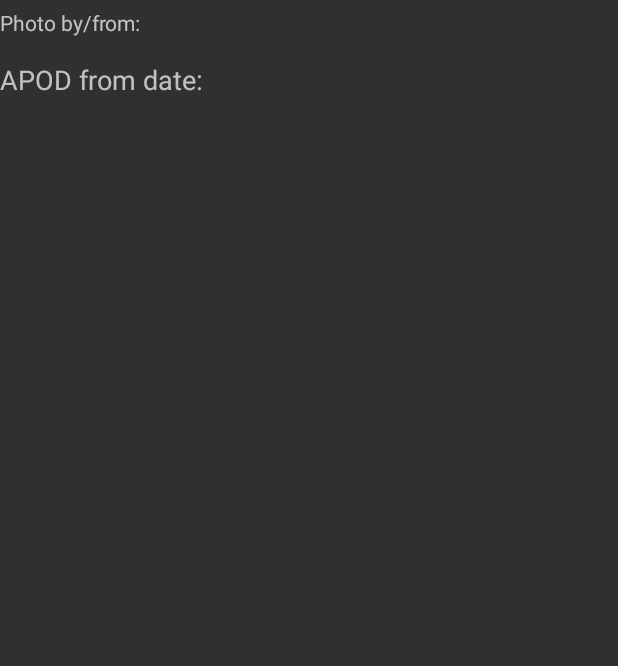
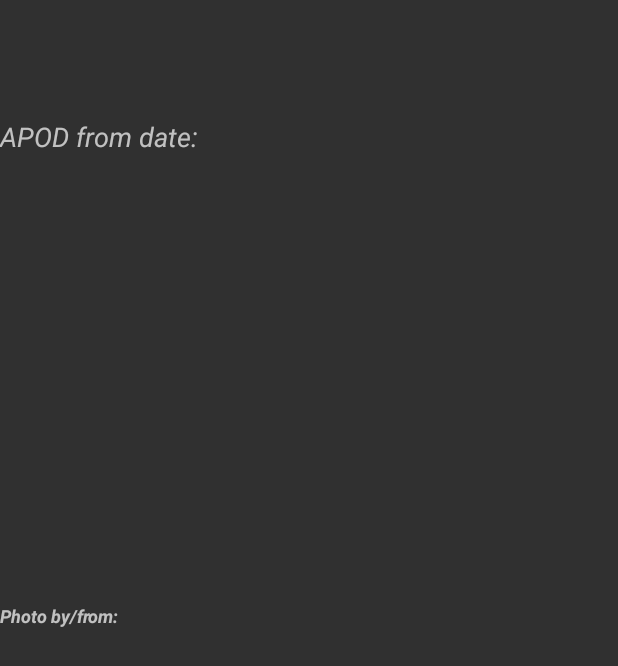
Before and after one commit to arnaugonzalez/learning-Android-1-spa, an Android app: the layout layout_apod.xml on its own in the app's theme, with its tools: preview values and no code run, on a phone screen of 412 x 824 dp. Shown: the top 666 px of the screen. Run offline under Robolectric (Android 15) with nearby library versions, the phone set to English and light mode, and no system bars.

Commit message:
5th commit. APOD AlertDialog working as desired, customizing its layout. Other.

```diff
--- a/app/src/main/java/arnau/test1/DatePickerFragment.java
+++ b/app/src/main/java/arnau/test1/DatePickerFragment.java
@@ -22,7 +22,9 @@ public class DatePickerFragment extends DialogFragment
         int year = c.get(Calendar.YEAR);
         int month = c.get(Calendar.MONTH);
         int day = c.get(Calendar.DAY_OF_MONTH);
-        return new DatePickerDialog(getActivity(), this, year, month, day);
+        DatePickerDialog datePickerDialog = new DatePickerDialog(getActivity(), this, year, month, day);
+        datePickerDialog.setTitle(R.string.dateDialogT);
+        return datePickerDialog;
     }
 
     public interface DatePickerFragmentListener {
--- a/app/src/main/java/arnau/test1/MainActivity.java
+++ b/app/src/main/java/arnau/test1/MainActivity.java
@@ -70,12 +70,6 @@ public class MainActivity extends AppCompatActivity implements View.OnClickListe
         resetB = findViewById(R.id.startB);
         saveB = findViewById(R.id.saveB);
         savedT = findViewById(R.id.savedT);
-        mainViewAPOD =  this.getLayoutInflater().inflate(R.layout.layout_apod, null);
-        titleApodT = mainViewAPOD.findViewById(R.id.title_APOD);
-        dateApodT = mainViewAPOD.findViewById(R.id.date_APOD);
-        explanationApodT = mainViewAPOD.findViewById(R.id.explanation_APOD);
-        copyrightApodT = mainViewAPOD.findViewById(R.id.copyright_APOD);
-        urlApodIV = mainViewAPOD.findViewById(R.id.url_APOD);
         builder = new AlertDialog.Builder(MainActivity.this);
         toolbar = findViewById(R.id.toolbar1);
         toolbar.inflateMenu(R.menu.toolbar_menu);
@@ -91,6 +85,12 @@ public class MainActivity extends AppCompatActivity implements View.OnClickListe
                         return true;
                     case R.id.apodData_bar:
                         renewAPOD();
+                        mainViewAPOD =  getLayoutInflater().inflate(R.layout.layout_apod, null);
+                        titleApodT = mainViewAPOD.findViewById(R.id.title_APOD);
+                        dateApodT = mainViewAPOD.findViewById(R.id.date_APOD);
+                        explanationApodT = mainViewAPOD.findViewById(R.id.explanation_APOD);
+                        copyrightApodT = mainViewAPOD.findViewById(R.id.copyright_APOD);
+                        urlApodIV = mainViewAPOD.findViewById(R.id.url_APOD);
                         Dialog alertDialog = new Dialog(MainActivity.this);
                         alertDialog.setContentView(mainViewAPOD);
                         WindowManager.LayoutParams lp = new WindowManager.LayoutParams();
--- a/app/src/main/res/layout/activity_main.xml
+++ b/app/src/main/res/layout/activity_main.xml
@@ -31,7 +31,8 @@
         android:layout_alignParentStart="true"
         android:layout_below="@+id/heading"
         android:gravity="center"
-        android:textSize="70sp" />
+        android:textSize="70sp"
+        android:textStyle="bold"/>
     <Button
         android:id="@+id/saveB"
         android:layout_width="wrap_content"
@@ -56,7 +57,8 @@
         android:layout_below="@+id/scoreT"
         android:layout_alignEnd="@+id/containerV"
         android:layout_gravity="center"
-        android:text="@string/start" />
+        android:text="@string/start"
+        android:textStyle="bold"/>
     <LinearLayout
         android:id="@+id/containerV"
         android:layout_width="match_parent"
--- a/app/src/main/res/layout/layout_apod.xml
+++ b/app/src/main/res/layout/layout_apod.xml
@@ -1,56 +1,78 @@
 <?xml version="1.0" encoding="utf-8"?>
 
 <RelativeLayout xmlns:android="http://schemas.android.com/apk/res/android"
+    xmlns:tools="http://schemas.android.com/tools"
     android:layout_width="fill_parent"
     android:layout_height="fill_parent"
     android:orientation="vertical" >
+
     <TextView
         android:id="@+id/title_APOD"
         android:layout_width="wrap_content"
         android:layout_height="wrap_content"
-        android:textSize="30sp" />
+        android:layout_alignParentTop="true"
+        android:layout_centerHorizontal="true"
+        android:textSize="30sp"
+        android:textStyle="bold" />
+
     <TextView
+        android:id="@+id/date_Ref"
         android:layout_width="wrap_content"
         android:layout_height="wrap_content"
+        android:layout_below="@+id/title_APOD"
+        android:layout_marginTop="38dp"
         android:text="@string/dateRef"
         android:textSize="18sp"
-        android:layout_toEndOf="@+id/date_APOD"
-        android:layout_below="@+id/title_APOD"/>
+        android:textStyle="italic"/>
+
     <TextView
         android:id="@+id/date_APOD"
         android:layout_width="wrap_content"
         android:layout_height="wrap_content"
-        android:textSize="18sp" />
+        android:layout_alignBaseline="@+id/date_Ref"
+        android:layout_alignBottom="@+id/date_Ref"
+        android:layout_toEndOf="@+id/date_Ref"
+        android:textSize="18sp"
+        android:typeface="monospace"/>
 
     <ScrollView
         android:layout_width="wrap_content"
+        android:layout_height="wrap_content"
+        android:id="@+id/scrollView2">
+        <RelativeLayout
+            android:layout_width="fill_parent"
             android:layout_height="wrap_content">
-        <RelativeLayout
-            android:layout_width="wrap_content"
-            android:layout_height="wrap_content">
+
+            <ImageView
+                android:id="@+id/url_APOD"
+                android:layout_width="400dp"
+                android:layout_height="400dp"
+                android:layout_alignParentTop="true"
+                android:layout_centerHorizontal="true" />
             <TextView
-            android:id="@+id/explanation_APOD"
+                android:id="@+id/copyright_Ref"
+                android:text="@string/copyrightRef"
                 android:layout_width="wrap_content"
                 android:layout_height="wrap_content"
-            android:textSize="12sp" />
-        <TextView
-            android:layout_width="wrap_content"
-            android:layout_height="wrap_content"
-            android:paddingTop="5dp"
-            android:text="@string/copyrightRef"
-            android:textSize="14sp"
-            android:layout_toEndOf="@+id/copyright_APOD"/>
+                android:layout_below="@+id/url_APOD"
+                android:layout_alignStart="@+id/url_APOD"
+                android:paddingTop="2dp"
+                android:textSize="12sp"
+                android:textStyle="italic|bold" />
             <TextView
                 android:id="@+id/copyright_APOD"
                 android:layout_width="wrap_content"
                 android:layout_height="wrap_content"
                 android:paddingTop="5dp"
-            android:textSize="14sp"/>
-            <ImageView
-            android:id="@+id/url_APOD"
-            android:layout_width="300dp"
-            android:layout_height="150dp"
-            android:layout_marginBottom="12dp" />
+                android:textSize="12sp"
+                android:textStyle="italic"/>
+            <TextView
+                android:id="@+id/explanation_APOD"
+                android:layout_width="wrap_content"
+                android:layout_height="wrap_content"
+                android:textSize="14sp"
+                android:justificationMode="inter_word"
+                tools:targetApi="o" />
         </RelativeLayout>
     </ScrollView>
 </RelativeLayout>
--- a/app/src/main/res/values/strings.xml
+++ b/app/src/main/res/values/strings.xml
@@ -14,5 +14,6 @@
     <string name="apod_dataTB">current APOD Data</string>
     <string name="dateRef">APOD from date: </string>
     <string name="copyrightRef">Photo by/from: </string>
+    <string name="dateDialogT">Date picker</string>
 
 </resources>
```
Also changed, not shown: 1 other file. Lines whose indentation alone changed are shown as unchanged.
